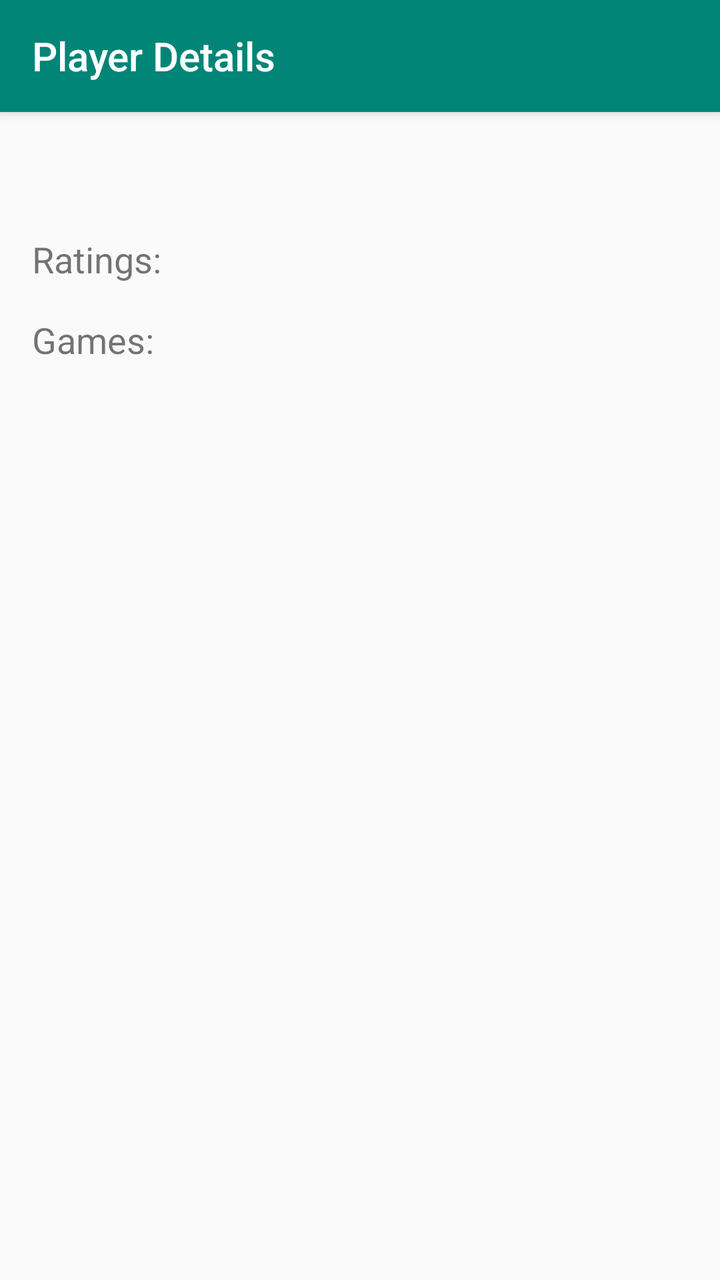
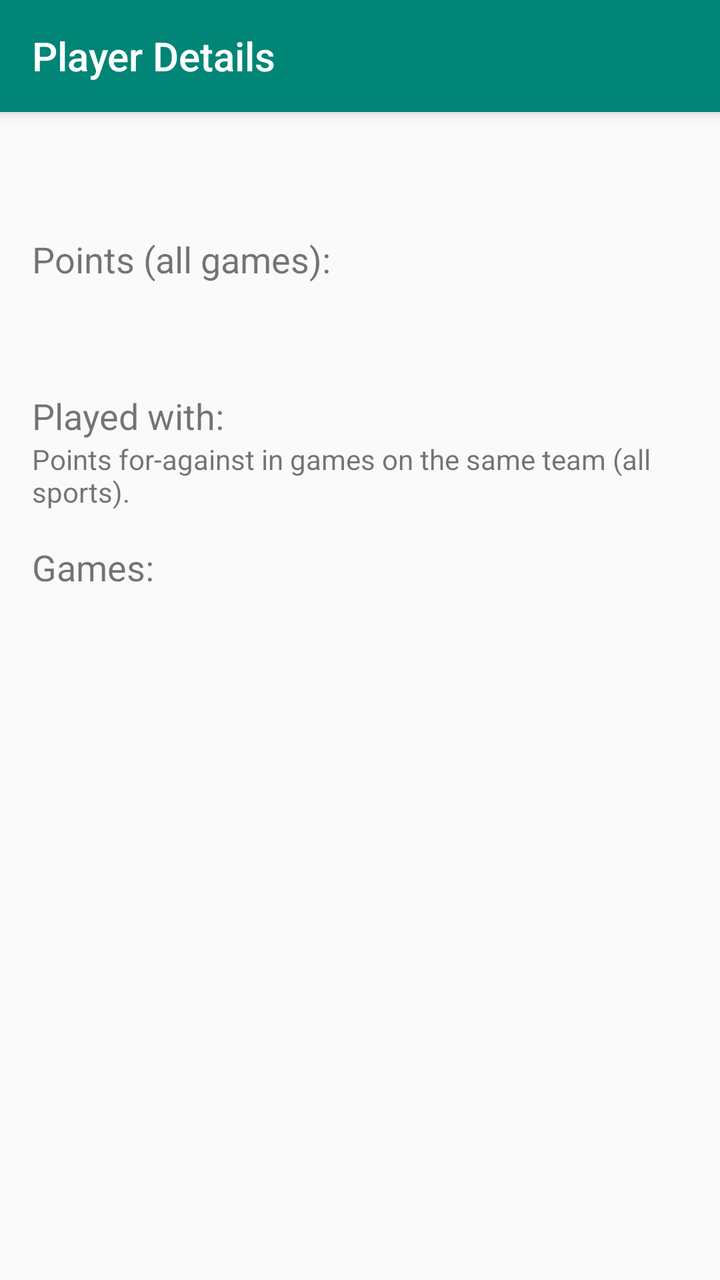

Before-and-after screenshots of an Android layout around one commit, followed by the original layout XML and the change that was made.
<!-- AndroidManifest.xml: activity theme AppTheme.NoActionBar -->
<!-- res/layout/activity_player_detail.xml -->
<?xml version="1.0" encoding="utf-8"?>
<android.support.design.widget.CoordinatorLayout xmlns:android="http://schemas.android.com/apk/res/android"
    xmlns:app="http://schemas.android.com/apk/res-auto"
    xmlns:tools="http://schemas.android.com/tools"
    android:layout_width="match_parent"
    android:layout_height="match_parent"
    tools:context=".PlayerDetailActivity">

    <android.support.design.widget.AppBarLayout
        android:layout_width="match_parent"
        android:layout_height="wrap_content"
        android:theme="@style/AppTheme.AppBarOverlay">

        <android.support.v7.widget.Toolbar
            android:id="@+id/toolbar"
            android:layout_width="match_parent"
            android:layout_height="?attr/actionBarSize"
            android:background="?attr/colorPrimary"
            app:popupTheme="@style/AppTheme.PopupOverlay"
            app:title="Player Details" />

    </android.support.design.widget.AppBarLayout>

    <ScrollView
        android:layout_width="match_parent"
        android:layout_height="match_parent"
        app:layout_behavior="@string/appbar_scrolling_view_behavior">
        <LinearLayout
            android:layout_width="match_parent"
            android:layout_height="match_parent"
            android:orientation="vertical"
            android:padding="16dp">

            <TextView
                android:id="@+id/name"
                style="?android:attr/textAppearanceLarge"
                android:layout_width="wrap_content"
                android:layout_height="wrap_content"
                app:layout_constraintStart_toStartOf="parent"
                app:layout_constraintTop_toTopOf="parent" />

            <TextView
                android:id="@+id/ratingsTitle"
                android:layout_width="wrap_content"
                android:layout_height="wrap_content"
                android:layout_marginTop="16dp"
                android:text="@string/ratingsTitle"
                android:textSize="18sp"
                app:layout_constraintStart_toStartOf="parent"
                app:layout_constraintTop_toBottomOf="@+id/name" />

            <LinearLayout
                android:id="@+id/ratingsLayout"
                android:layout_width="wrap_content"
                android:layout_height="wrap_content"
                android:orientation="vertical" />

            <TextView
                android:id="@+id/gamesTitle"
                android:layout_width="wrap_content"
                android:layout_height="wrap_content"
                android:layout_marginTop="16dp"
                android:text="@string/gamesTitle"
                android:textSize="18sp"
                app:layout_constraintStart_toStartOf="parent"
                app:layout_constraintTop_toBottomOf="@+id/ratingsLayout" />

            <LinearLayout
                android:id="@+id/games"
                android:layout_width="match_parent"
                android:layout_height="wrap_content"
                android:orientation="vertical"/>
        </LinearLayout>
    </ScrollView>


</android.support.design.widget.CoordinatorLayout>
<!-- resources referenced by this layout -->
<resources>
  <string name="gamesTitle">Games:</string>
  <string name="ratingsTitle">Ratings:</string>
  <style name="AppTheme.AppBarOverlay" parent="ThemeOverlay.AppCompat.Dark.ActionBar" />
  <style name="AppTheme.PopupOverlay" parent="ThemeOverlay.AppCompat.Light" />
  <style name="AppTheme.NoActionBar">
          <item name="windowActionBar">false</item>
          <item name="windowNoTitle">true</item>
      </style>
</resources>

<!-- the commit's change to res/layout/activity_player_detail.xml (unified diff, before → after) -->
@@ -40,18 +40,40 @@
                 app:layout_constraintTop_toTopOf="parent" />
 
             <TextView
-                android:id="@+id/ratingsTitle"
+                android:id="@+id/pointsTitle"
                 android:layout_width="wrap_content"
                 android:layout_height="wrap_content"
                 android:layout_marginTop="16dp"
-                android:text="@string/ratingsTitle"
+                android:text="@string/pointsTitle"
                 android:textSize="18sp"
                 app:layout_constraintStart_toStartOf="parent"
                 app:layout_constraintTop_toBottomOf="@+id/name" />
 
+            <TextView
+                android:id="@+id/pointsFor"
+                android:layout_width="wrap_content"
+                android:layout_height="wrap_content" />
+
+            <TextView
+                android:id="@+id/pointsAgainst"
+                android:layout_width="wrap_content"
+                android:layout_height="wrap_content" />
+
+            <TextView
+                android:layout_width="wrap_content"
+                android:layout_height="wrap_content"
+                android:layout_marginTop="16dp"
+                android:text="@string/teammatesTitle"
+                android:textSize="18sp" />
+
+            <TextView
+                android:layout_width="wrap_content"
+                android:layout_height="wrap_content"
+                android:text="@string/teammatesDescription" />
+
             <LinearLayout
-                android:id="@+id/ratingsLayout"
-                android:layout_width="wrap_content"
+                android:id="@+id/teammates"
+                android:layout_width="match_parent"
                 android:layout_height="wrap_content"
                 android:orientation="vertical" />
 
@@ -63,7 +85,7 @@
                 android:text="@string/gamesTitle"
                 android:textSize="18sp"
                 app:layout_constraintStart_toStartOf="parent"
-                app:layout_constraintTop_toBottomOf="@+id/ratingsLayout" />
+                app:layout_constraintTop_toBottomOf="@+id/pointsAgainst" />
 
             <LinearLayout
                 android:id="@+id/games"
<!-- resource entries referenced after the edit -->
@@ -1,7 +1,9 @@
 <!-- resources referenced by this layout -->
 <resources>
   <string name="gamesTitle">Games:</string>
-  <string name="ratingsTitle">Ratings:</string>
+  <string name="pointsTitle">Points (all games):</string>
+  <string name="teammatesDescription">Points for-against in games on the same team (all sports).</string>
+  <string name="teammatesTitle">Played with:</string>
   <style name="AppTheme.AppBarOverlay" parent="ThemeOverlay.AppCompat.Dark.ActionBar" />
   <style name="AppTheme.PopupOverlay" parent="ThemeOverlay.AppCompat.Light" />
   <style name="AppTheme.NoActionBar">
